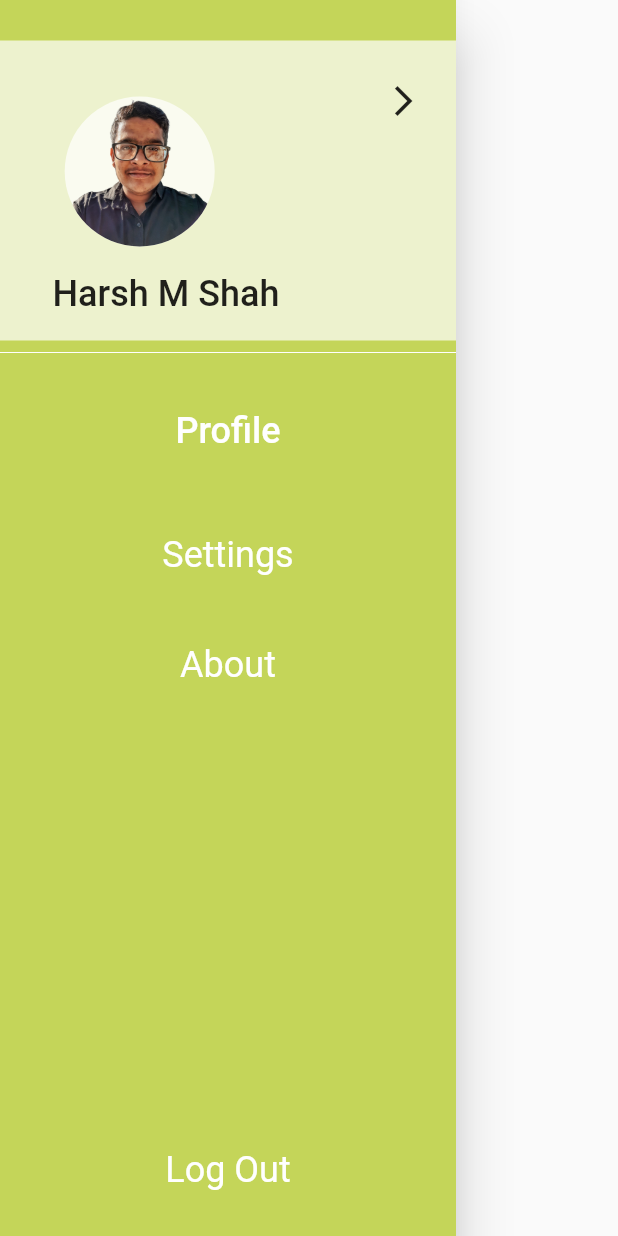
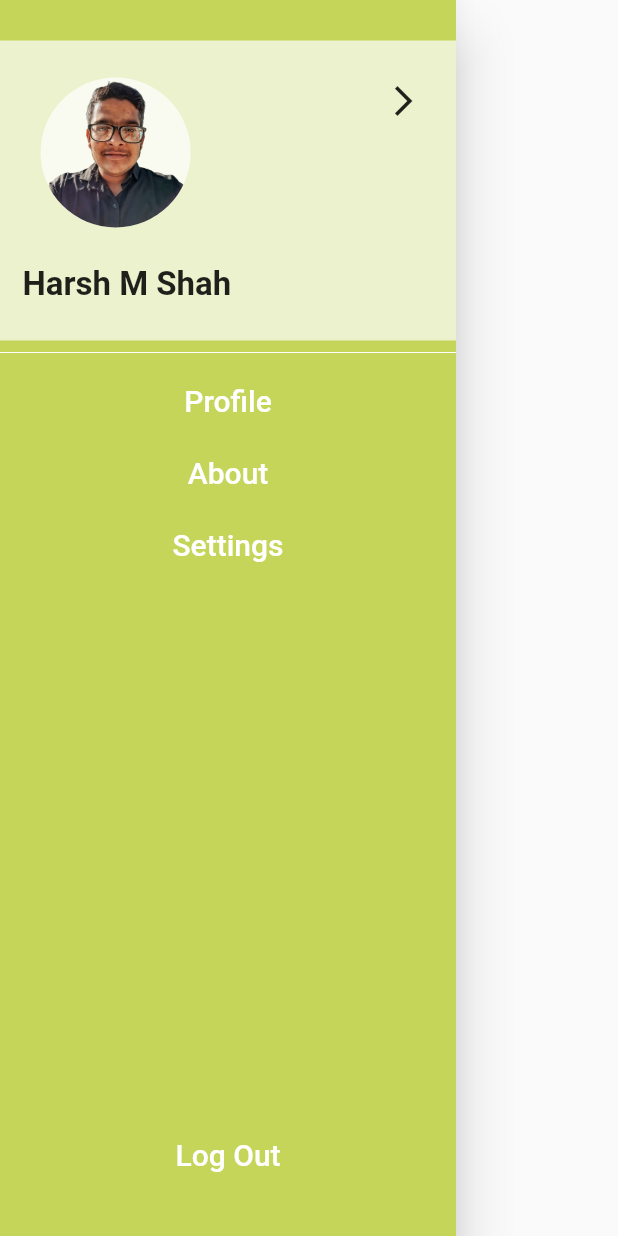
Before and after one commit to Haffshah/AppBar-Drawer-Tabbar-Example, a Flutter app: the DrawerClass widget shown alone on an empty page, opened directly, on a phone screen of 412 x 824 dp. Run offline on Flutter 3.47's test engine with Material 2 defaults, Android fonts, the phone set to English and light mode, and no system bars.

Commit message:
New Feature Added

```diff
--- a/lib/CustomeAppBar.dart
+++ b/lib/CustomeAppBar.dart
@@ -1,9 +1,10 @@
-import 'package:appbar_example/NotificationPAge.dart';
+
 import 'package:flutter/cupertino.dart';
 import 'package:flutter/material.dart';
 
 import 'Drawer.dart';
 import 'ForthPage.dart';
+import 'NotificationPAge.dart';
 
 class CustomAppBar extends AppBar {
   CustomAppBar(
--- a/lib/Drawer.dart
+++ b/lib/Drawer.dart
@@ -1,6 +1,9 @@
-import 'package:appbar_example/ProfilePage.dart';
+
 import 'package:flutter/cupertino.dart';
 import 'package:flutter/material.dart';
+
+import 'ProfilePage.dart';
+import 'main.dart';
 
 class DrawerClass extends StatefulWidget {
   const DrawerClass({
@@ -31,21 +34,18 @@ class _DrawerClassState extends State<DrawerClass> {
                   Column(
                     mainAxisAlignment: MainAxisAlignment.spaceEvenly,
                     children: [
-                      Padding(
-                        padding: const EdgeInsets.only(top: 20.0),
-                        child: CircleAvatar(
+                      CircleAvatar(
                         radius: 50.0,
                         backgroundColor: Colors.white70,
                         backgroundImage: AssetImage('images/harsh.png'),
                       ),
-                      ),
                       Padding(
-                        padding: const EdgeInsets.only(left: 35.0),
+                        padding: const EdgeInsets.only(left: 15.0),
                         child: Text(
                           'Harsh M Shah',
                           style: TextStyle(
-                            fontSize: 24,
-                            fontWeight: FontWeight.w500,
+                            fontSize: 22,
+                            fontWeight: FontWeight.bold,
                           ),
                         ),
                       ),
@@ -73,8 +73,19 @@ class _DrawerClassState extends State<DrawerClass> {
             Divider(
               color: Colors.white,
             ),
-            SizedBox(
-              height: 20,
+            TextButton(
+              onPressed: () {
+                Navigator.push(
+                  context,
+                  MaterialPageRoute(
+                    builder: (context) => ProfilePage(),
+                  ),
+                );
+              },
+              child: Text(
+                'Profile',
+                style: TextStyle(fontSize: 20, color: Colors.white),
+              ),
             ),
             TextButton(
               onPressed: () {
@@ -86,31 +97,39 @@ class _DrawerClassState extends State<DrawerClass> {
                 );
               },
               child: Text(
-                'Profile',
-                style: TextStyle(fontSize: 24, color: Colors.white),
+                'About',
+                style: TextStyle(fontSize: 20, color: Colors.white),
               ),
             ),
-            SizedBox(
-              height: 45,
+            TextButton(
+              onPressed: () {
+                Navigator.push(
+                  context,
+                  MaterialPageRoute(
+                    builder: (context) => ProfilePage(),
                   ),
-            Text(
+                );
+              },
+              child: Text(
                 'Settings',
-              style: TextStyle(fontSize: 24, color: Colors.white),
+                style: TextStyle(fontSize: 20, color: Colors.white),
               ),
-            SizedBox(
-              height: 45,
-            ),
-            Text(
-              'About',
-              style: TextStyle(fontSize: 24, color: Colors.white),
-            ),
-            SizedBox(
-              height: 45,
             ),
             Spacer(),
-            Text(
+            TextButton(
+              onPressed: () {
+                Navigator.push(
+                  context,
+                  MaterialPageRoute(
+                    maintainState: mounted,
+                    builder: (context) => MainHome(),
+                  ),
+                );
+              },
+              child: Text(
                 'Log Out',
-              style: TextStyle(fontSize: 24, color: Colors.white),
+                style: TextStyle(fontSize: 20, color: Colors.white),
+              ),
             ),
             SizedBox(
               height: 30.0,
--- a/lib/AppBar2.dart
+++ b/lib/LongAppBar.dart
@@ -1,6 +1,8 @@
-import 'package:appbar_example/HomePage.dart';
+
 import 'package:flutter/cupertino.dart';
 import 'package:flutter/material.dart';
+
+import 'bodyToolbarheight.dart';
 
 class AppBar2 extends StatelessWidget {
   @override
@@ -56,6 +58,7 @@ class AppBar2 extends StatelessWidget {
               ),
             ),
             ElevatedButton(
+
                 onPressed: () {
                   Navigator.push(
                     context,
--- a/lib/ProfilePage.dart
+++ b/lib/ProfilePage.dart
@@ -1,6 +1,8 @@
-import 'package:appbar_example/CustomeAppBar.dart';
+
 import 'package:flutter/material.dart';
 import 'package:url_launcher/url_launcher.dart';
+
+import 'CustomeAppBar.dart';
 
 class ProfilePage extends StatefulWidget {
   const ProfilePage({Key? key}) : super(key: key);
--- a/lib/HomePage.dart
+++ b/lib/bodyToolbarheight.dart
@@ -1,6 +1,8 @@
-import 'package:appbar_example/AppBar2.dart';
+
 import 'package:flutter/cupertino.dart';
 import 'package:flutter/material.dart';
+
+import 'LongAppBar.dart';
 
 class MyHomePage extends StatelessWidget {
   const MyHomePage({Key? key}) : super(key: key);
@@ -53,7 +55,7 @@ class MyHomePage extends StatelessWidget {
             child: Container(
               child: Text(
                 'Use toolbarHeight : height in int  \nThere\'s no longer a need to use PreferredSize. Use toolbarHeight with flexibleSpace.',
-                style: TextStyle(fontSize: 25.0),
+                style: TextStyle(fontSize: 20.0),
               ),
             ),
           ),
--- a/pubspec.yaml
+++ b/pubspec.yaml
@@ -1,4 +1,4 @@
-name: appbar_example
+name: appbarapp
 description: A new Flutter project.
 
 
@@ -12,8 +12,6 @@ dependencies:
     sdk: flutter
   cupertino_icons: ^1.0.2
   url_launcher: ^6.0.10
-  convex_bottom_bar: ^3.0.0
-
 
 
 dev_dependencies:
```
Also changed, not shown: lib/main.dart (+33 -10 lines), pubspec.lock (added), 25 other files. Lines whose indentation alone changed are shown as unchanged.
